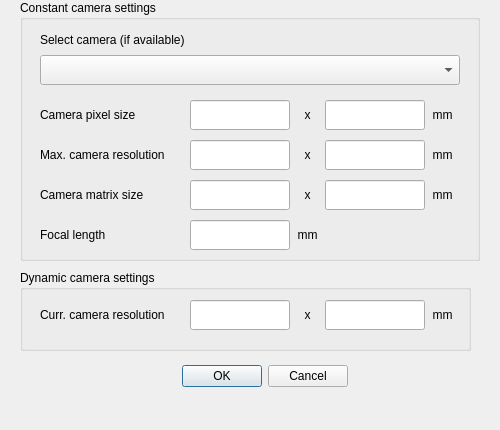
Qt form gui-beta/calib-gui/camerasettings.ui (Kuwashitamidayo/camera_calib) before a commit.
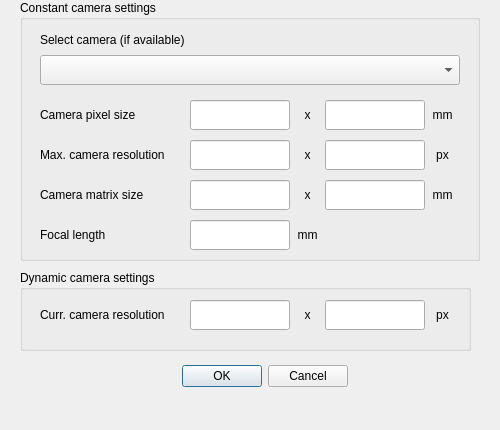
The same form after that commit.

```diff
--- a/gui-beta/calib-gui/camerasettings.ui
+++ b/gui-beta/calib-gui/camerasettings.ui
@@ -163,7 +163,7 @@
       </rect>
      </property>
      <property name="text">
-      <string>mm</string>
+      <string>px</string>
      </property>
      <property name="alignment">
       <set>Qt::AlignCenter</set>
@@ -339,7 +339,7 @@
       </rect>
      </property>
      <property name="text">
-      <string>mm</string>
+      <string>px</string>
      </property>
      <property name="alignment">
       <set>Qt::AlignCenter</set>
```
